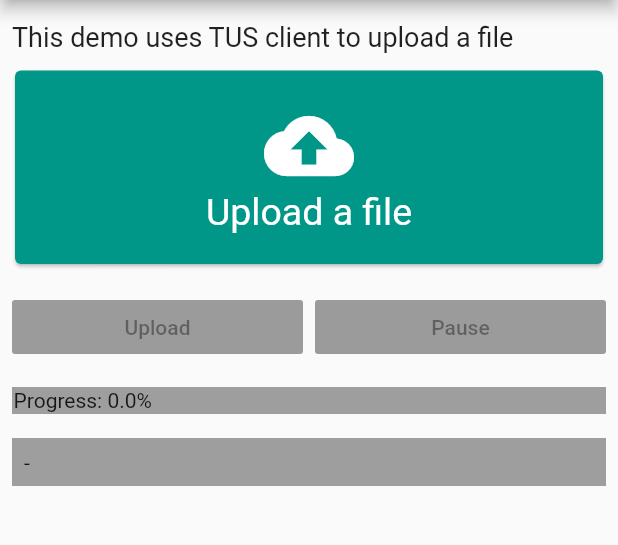
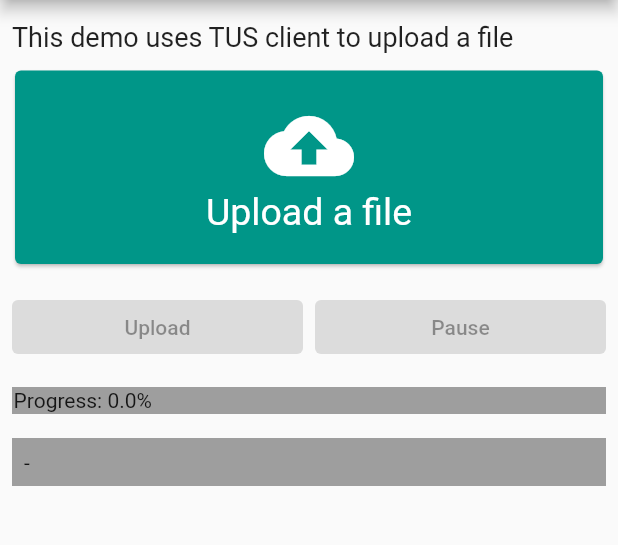
Before and after one commit to jjmutumi/tus_client_file_store, a Flutter app: the screen it shows after launch, on a phone screen of 412 x 824 dp, the part 84-629 px from its top. Run offline on Flutter 3.47's test engine with Material 2 defaults, Android fonts, the phone set to English and light mode, and no system bars; our stand-ins replace cross_file, file_picker; missing offline and left inert: tus_client.

Commit message:
Incrementing version

```diff
--- a/example/lib/main.dart
+++ b/example/lib/main.dart
@@ -85,7 +85,7 @@ class _UploadPageState extends State<UploadPage> {
               child: Row(
                 children: <Widget>[
                   Expanded(
-                    child: RaisedButton(
+                    child: ElevatedButton(
                       onPressed: _file == null
                           ? null
                           : () async {
@@ -116,7 +116,7 @@ class _UploadPageState extends State<UploadPage> {
                   ),
                   SizedBox(width: 8),
                   Expanded(
-                    child: RaisedButton(
+                    child: ElevatedButton(
                       onPressed: _progress == 0
                           ? null
                           : () async {
@@ -158,7 +158,7 @@ class _UploadPageState extends State<UploadPage> {
               onTap: _progress != 100
                   ? null
                   : () async {
-                      await launch(_fileUrl.toString());
+                      await launchUrl(_fileUrl);
                     },
               child: Container(
                 color: _progress == 100 ? Colors.green : Colors.grey,
--- a/pubspec.yaml
+++ b/pubspec.yaml
@@ -1,17 +1,17 @@
 name: tus_client_file_store
 description: A file based storage for tus_client that you can use to save the state resumable uploads even after restarting device.
-version: 1.0.0
+version: 1.0.1
 homepage: https://github.com/jjmutumi/tus_client_file_store
 
 environment:
   sdk: ">=2.12.0 <3.0.0"
-  flutter: ">=1.17.0 <2.0.0"
 
 dependencies:
   flutter:
     sdk: flutter
-  path: ^1.7.0
+  path: ^1.8.1
   tus_client: ^1.0.0
+  url_launcher: ^6.1.11
 
 dev_dependencies:
   flutter_test:
```
Also changed, not shown: example/pubspec.yaml (+6 -5 lines), example/pubspec.lock, pubspec.lock.
